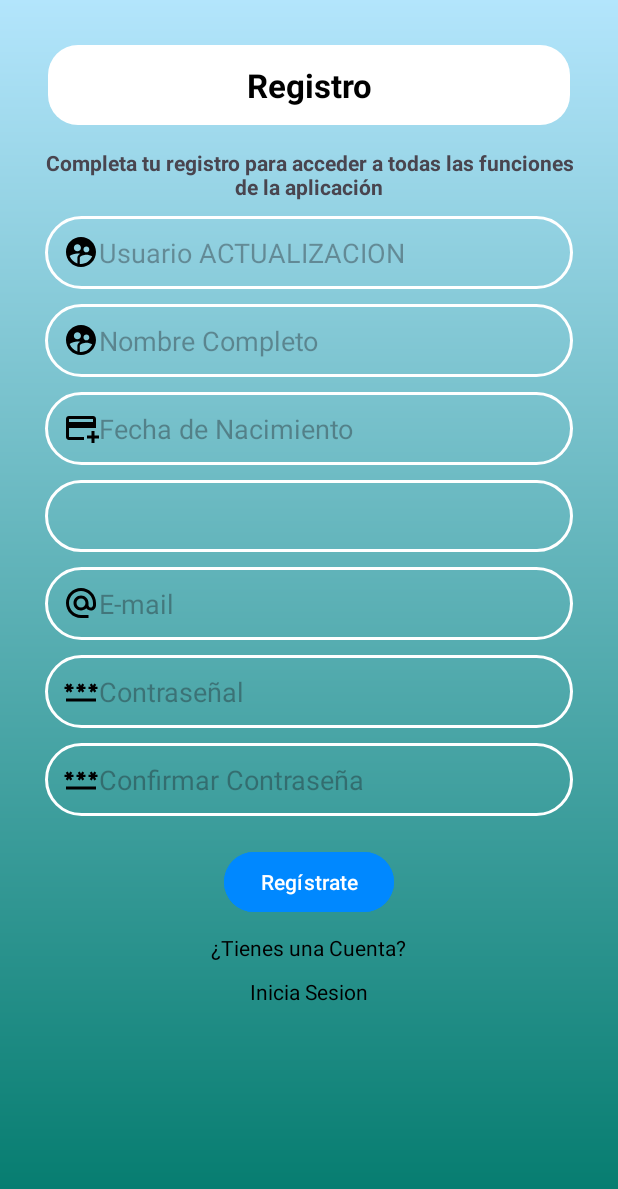
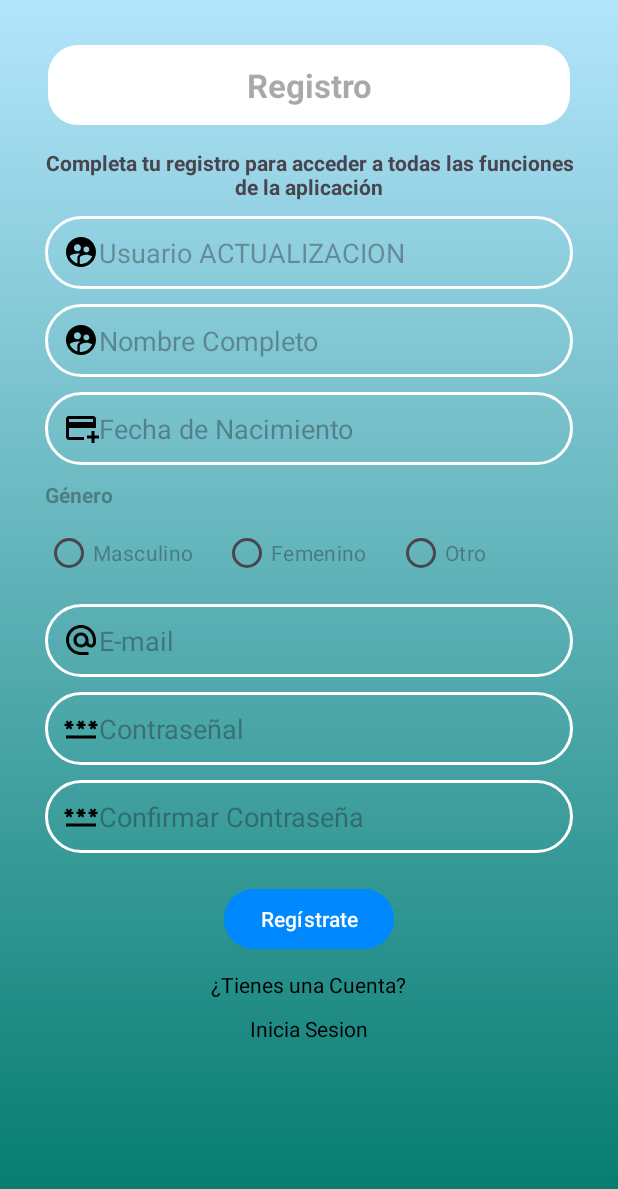
Before and after one commit to AlexisAmadorAlarconVazquez/Proyecto, an Android app: the layout activity_register.xml on its own in the app's theme, with its tools: preview values and no code run, on a phone screen of 412 x 824 dp. Shown: the top 1189 px of the screen. Run offline under Robolectric (Android 15) with nearby library versions, the phone set to English and light mode, and no system bars.

Commit message:
Cambio Genero de un Spinner A un radio button se cambio XML y Java y texto en strings.xml, cambie fecha_fomateada y ademas los agrege al strings.xml

```diff
--- a/app/src/main/java/com/example/proyectotitulacion/RegisterActivity.java
+++ b/app/src/main/java/com/example/proyectotitulacion/RegisterActivity.java
@@ -2,22 +2,20 @@ package com.example.proyectotitulacion;
 
 import android.app.DatePickerDialog;
 import android.os.Bundle;
-import android.widget.ArrayAdapter;
 import android.widget.Button;
 import android.widget.EditText;
-import android.widget.Spinner;
+import android.widget.RadioButton;
+import android.widget.RadioGroup;
 import android.widget.Toast;
 
 import androidx.appcompat.app.AppCompatActivity;
-
-import com.example.proyectotitulacion.R;
 
 import java.util.Calendar;
 
 public class RegisterActivity extends AppCompatActivity {
 
     EditText etUsuario, etNombre, etFecha, etEmail, etPass, etConfirmPass;
-    Spinner spGenero;
+    RadioGroup rgGenero;
     Button btnRegistrar;
 
     @Override
@@ -31,25 +29,23 @@ public class RegisterActivity extends AppCompatActivity {
         etEmail = findViewById(R.id.etEmail);
         etPass = findViewById(R.id.etPassword);
         etConfirmPass = findViewById(R.id.etConfirmarPassword);
-        spGenero = findViewById(R.id.spGenero);
+        rgGenero = findViewById(R.id.rgGenero);
         btnRegistrar = findViewById(R.id.btnRegistrar);
 
-        // Configurar Spinner posible cambio
-        //ArrayAdapter<CharSequence> adapter = ArrayAdapter.createFromResource(this,
-          //      R.array.generos_array, android.R.layout.simple_spinner_item);
-       // adapter.setDropDownViewResource(android.R.layout.simple_spinner_dropdown_item);
-       // spGenero.setAdapter(adapter);
-
         // Selección de fecha
+// Selección de fecha
         etFecha.setOnClickListener(v -> {
             Calendar calendar = Calendar.getInstance();
             DatePickerDialog datePickerDialog = new DatePickerDialog(RegisterActivity.this,
                     (view, year, month, dayOfMonth) -> {
-                        etFecha.setText(dayOfMonth + "/" + (month + 1) + "/" + year);
+                        String fechaFormateada = getString(R.string.fecha_formateada, dayOfMonth, (month + 1), year);
+                        etFecha.setText(fechaFormateada);
                     },
-                    calendar.get(Calendar.YEAR), calendar.get(Calendar.MONTH), calendar.get(Calendar.DAY_OF_MONTH));
+                    calendar.get(Calendar.YEAR), calendar.get(Calendar.MONTH), calendar.get(Calendar.DAY_OF_MONTH)
+            );
             datePickerDialog.show();
         });
+
 
         // Registro
         btnRegistrar.setOnClickListener(v -> {
@@ -58,10 +54,20 @@ public class RegisterActivity extends AppCompatActivity {
 
             if (!pass.equals(confirm)) {
                 Toast.makeText(this, "Las contraseñas no coinciden", Toast.LENGTH_SHORT).show();
-            } else {
-                Toast.makeText(this, "Registro exitoso", Toast.LENGTH_SHORT).show();
-                // Aquí puedes continuar con guardar en BD o pasar a otra actividad
+            return;
             }
+            int selectedId = rgGenero.getCheckedRadioButtonId();
+            if (selectedId == -1) {
+                Toast.makeText(this, "Selecciona un género", Toast.LENGTH_SHORT).show();
+                return;
+            }
+
+            RadioButton rbSeleccionado = findViewById(selectedId);
+            String genero = rbSeleccionado.getText().toString();
+
+            Toast.makeText(this, "Registro exitoso\nGénero: " + genero, Toast.LENGTH_SHORT).show();
+
+            // Aquí podrías continuar con guardar en BD o pasar a otra actividad
         });
     }
 }
--- a/app/src/main/res/layout/activity_register.xml
+++ b/app/src/main/res/layout/activity_register.xml
@@ -18,7 +18,7 @@
             android:background="@drawable/redondoblanco_background"
             android:gravity="center"
             android:padding="12dp"
-            android:text="Registro"
+            android:hint="@string/registro_hint"
             android:textColor="@color/black"
             android:textSize="22sp"
             android:textStyle="bold" />
@@ -68,19 +68,52 @@
             android:focusable="false"
             android:drawableStart="@drawable/calendaricon"
             android:background="@drawable/button_backgrond_lineas_white"
+            android:inputType="date"
             android:padding="12dp"
             android:minHeight="48dp"
             android:autofillHints="birthday"
             android:layout_marginTop="10dp" />
 
-        <!-- Género -->
-        <Spinner
-            android:id="@+id/spGenero"
+        <!-- Género con RadioButtons -->
+        <TextView
             android:layout_width="match_parent"
             android:layout_height="wrap_content"
-            android:background="@drawable/button_backgrond_lineas_white"
-            android:minHeight="48dp"
-            android:layout_marginTop="10dp" />
+            android:hint="@string/gender_hint"
+            android:textStyle="bold"
+            android:layout_marginTop="10dp"
+            android:textColor="@color/black" />
+
+        <RadioGroup
+            android:id="@+id/rgGenero"
+            android:layout_width="match_parent"
+            android:layout_height="wrap_content"
+            android:orientation="horizontal"
+            android:layout_marginTop="5dp">
+
+            <RadioButton
+                android:id="@+id/rbMasculino"
+                android:layout_width="wrap_content"
+                android:layout_height="wrap_content"
+                android:hint="@string/man_hint"
+                android:textColor="@color/black" />
+
+            <RadioButton
+                android:id="@+id/rbFemenino"
+                android:layout_width="wrap_content"
+                android:layout_height="wrap_content"
+                android:hint="@string/woman_hint"
+                android:textColor="@color/black"
+                android:layout_marginStart="20dp" />
+
+            <RadioButton
+                android:id="@+id/rbOtro"
+                android:layout_width="wrap_content"
+                android:layout_height="wrap_content"
+                android:hint="@string/other_hint"
+                android:textColor="@color/black"
+                android:layout_marginStart="20dp" />
+        </RadioGroup>
+
 
         <!-- Email -->
         <EditText
--- a/app/src/main/res/values/strings.xml
+++ b/app/src/main/res/values/strings.xml
@@ -16,4 +16,10 @@
     <string name="confirm_password_hint">Confirmar Contraseña</string>
     <string name="text_complete_register_hint">Completa tu registro para acceder a todas las funciones de la aplicación</string>
     <string name="cita_hint">Agendar cita</string>
+    <string name="man_hint">Masculino</string>
+    <string name="woman_hint">Femenino</string>
+    <string name="other_hint">Otro</string>
+    <string name="registro_hint">Registro</string>
+    <string name="fecha_formateada">%1$d/%2$d/%3$d</string>
+
 </resources>
```
